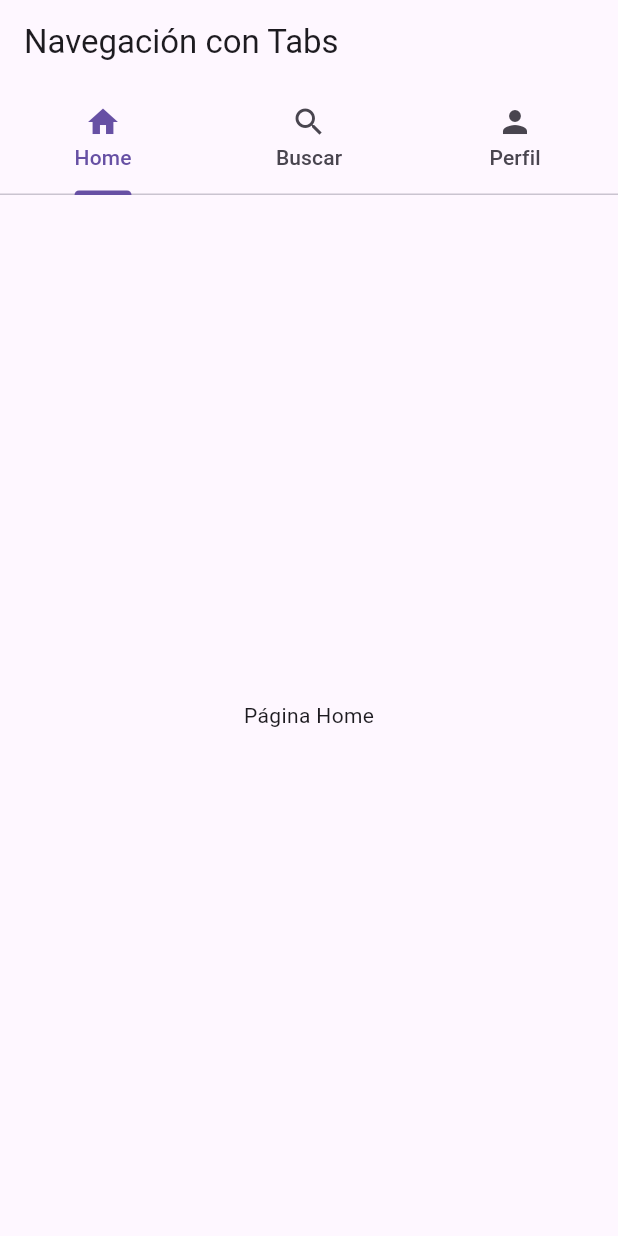
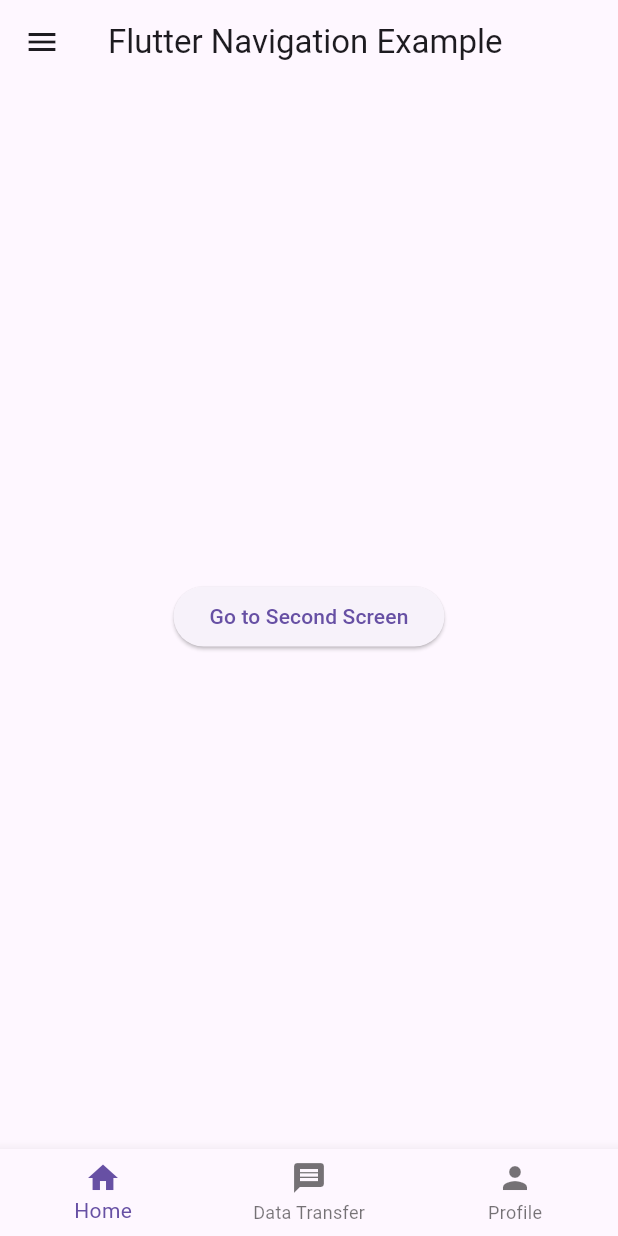
Before and after one commit to Daniel8212/Workshop_Navegacion_en_Flutter_Tarea, a Flutter app: the screen it shows after launch, on a phone screen of 412 x 824 dp. Run offline on Flutter 3.47's test engine with Material 3 defaults, Android fonts, the phone set to English and light mode, and no system bars.

Commit message:
Added navigation functionalities: tabs, push/pop, data transfer, drawer

```diff
--- a/app_tab_navigation/lib/main.dart
+++ b/app_tab_navigation/lib/main.dart
@@ -1,5 +1,3 @@
-// main.dart
-
 import 'package:flutter/material.dart';
 
 void main() {
@@ -10,39 +8,192 @@ class MyApp extends StatelessWidget {
   @override
   Widget build(BuildContext context) {
     return MaterialApp(
-      title: 'Flutter Tabs Navigation',
-      theme: ThemeData(
-        primarySwatch: Colors.blue,
-      ),
-      home: MyHomePage(),
+      title: 'Flutter Navigation',
+      home: MainPage(),
     );
   }
 }
 
-class MyHomePage extends StatelessWidget {
+class MainPage extends StatefulWidget {
+  @override
+  _MainPageState createState() => _MainPageState();
+}
+
+class _MainPageState extends State<MainPage> {
+  int _selectedIndex = 0;
+  String _childMessage = 'Waiting for data...';
+
+  // Screens for BottomNavigationBar
+  final List<Widget> _widgetOptions = <Widget>[
+    FirstTab(),  // Navegación push/pop
+    DataTransferTab(),  // Envío de datos entre padre e hijo
+    Text('Profile Tab'),  // Placeholder for another tab
+  ];
+
+  void _onItemTapped(int index) {
+    setState(() {
+      _selectedIndex = index;
+    });
+  }
+
+  void _updateMessageFromChild(String message) {
+    setState(() {
+      _childMessage = message;
+    });
+  }
+
   @override
   Widget build(BuildContext context) {
-    return DefaultTabController(
-      length: 3, // Número de pestañas
-      child: Scaffold(
-        appBar: AppBar(
-          title: Text('Navegación con Tabs'),
-          bottom: TabBar(
-            tabs: [
-              Tab(icon: Icon(Icons.home), text: 'Home'),
-              Tab(icon: Icon(Icons.search), text: 'Buscar'),
-              Tab(icon: Icon(Icons.person), text: 'Perfil'),
-            ],
+    return Scaffold(
+      appBar: AppBar(
+        title: Text('Flutter Navigation Example'),
+      ),
+      drawer: Drawer(
+        child: ListView(
+          padding: EdgeInsets.zero,
+          children: <Widget>[
+            DrawerHeader(
+              decoration: BoxDecoration(
+                color: Colors.blue,
+              ),
+              child: Text(
+                'Menu',
+                style: TextStyle(
+                  color: Colors.white,
+                  fontSize: 24,
+                ),
+              ),
+            ),
+            ListTile(
+              leading: Icon(Icons.home),
+              title: Text('Home'),
+              onTap: () {
+                Navigator.pop(context);
+              },
+            ),
+            ListTile(
+              leading: Icon(Icons.settings),
+              title: Text('Settings'),
+              onTap: () {
+                Navigator.pop(context);
+              },
+            ),
+          ],
+        ),
+      ),
+      body: _widgetOptions[_selectedIndex],
+      bottomNavigationBar: BottomNavigationBar(
+        items: const <BottomNavigationBarItem>[
+          BottomNavigationBarItem(
+            icon: Icon(Icons.home),
+            label: 'Home',
           ),
-        ),
-        body: TabBarView(
-          children: [
-            Center(child: Text('Página Home')),
-            Center(child: Text('Página Buscar')),
-            Center(child: Text('Página Perfil')),
-          ],
+          BottomNavigationBarItem(
+            icon: Icon(Icons.message),
+            label: 'Data Transfer',
+          ),
+          BottomNavigationBarItem(
+            icon: Icon(Icons.person),
+            label: 'Profile',
+          ),
+        ],
+        currentIndex: _selectedIndex,
+        onTap: _onItemTapped,
+      ),
+    );
+  }
+}
+
+// First Tab: Push and Pop Navigation Example
+class FirstTab extends StatelessWidget {
+  @override
+  Widget build(BuildContext context) {
+    return Center(
+      child: ElevatedButton(
+        onPressed: () {
+          Navigator.push(
+            context,
+            MaterialPageRoute(builder: (context) => SecondScreen()),
+          );
+        },
+        child: Text('Go to Second Screen'),
+      ),
+    );
+  }
+}
+
+class SecondScreen extends StatelessWidget {
+  @override
+  Widget build(BuildContext context) {
+    return Scaffold(
+      appBar: AppBar(
+        title: Text('Second Screen'),
+      ),
+      body: Center(
+        child: ElevatedButton(
+          onPressed: () {
+            Navigator.pop(context);
+          },
+          child: Text('Go Back'),
         ),
       ),
     );
   }
 }
+
+// Second Tab: Data Transfer Example (Parent to Child, Child to Parent)
+class DataTransferTab extends StatefulWidget {
+  @override
+  _DataTransferTabState createState() => _DataTransferTabState();
+}
+
+class _DataTransferTabState extends State<DataTransferTab> {
+  String _parentMessage = 'Waiting for data from child...';
+
+  void _sendDataToParent(String message) {
+    setState(() {
+      _parentMessage = message;
+    });
+  }
+
+  @override
+  Widget build(BuildContext context) {
+    return Column(
+      mainAxisAlignment: MainAxisAlignment.center,
+      children: [
+        Text(_parentMessage),
+        ChildWidget(onSendData: _sendDataToParent),
+        ParentToChildWidget(data: 'Hello from Parent!'),
+      ],
+    );
+  }
+}
+
+// Child to Parent communication
+class ChildWidget extends StatelessWidget {
+  final Function(String) onSendData;
+
+  ChildWidget({required this.onSendData});
+
+  @override
+  Widget build(BuildContext context) {
+    return ElevatedButton(
+      onPressed: () {
+        onSendData('Hello from Child!');
+      },
+      child: Text('Send Data to Parent'),
+    );
+  }
+}
+
+// Parent to Child communication
+class ParentToChildWidget extends StatelessWidget {
+  final String data;
+
+  ParentToChildWidget({required this.data});
+
+  @override
+  Widget build(BuildContext context) {
+    return Text(data);
+  }
+}
```
